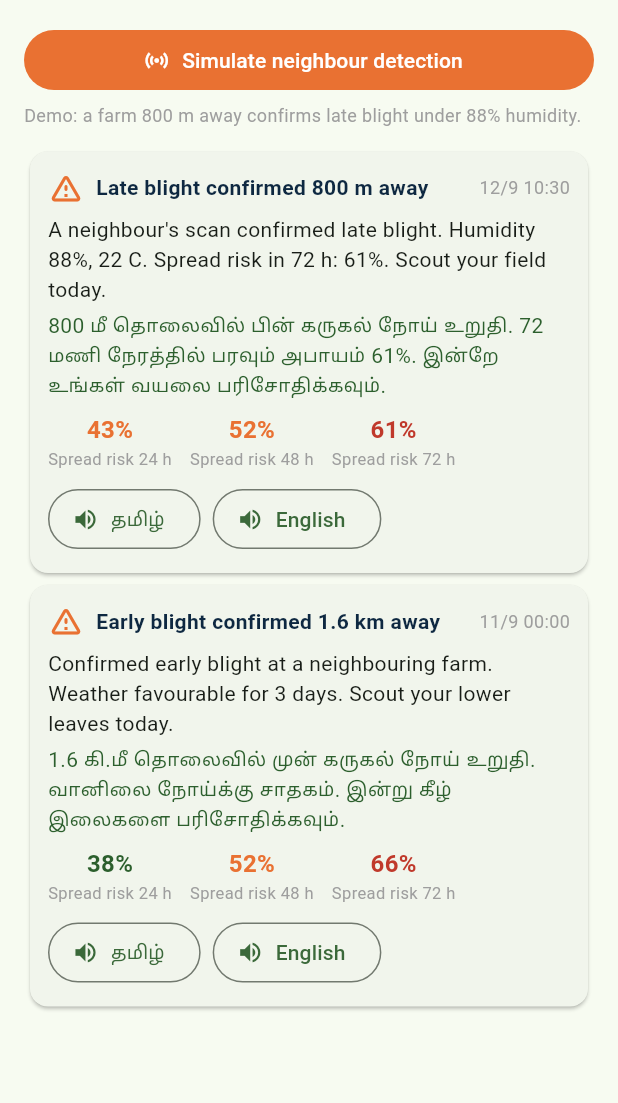
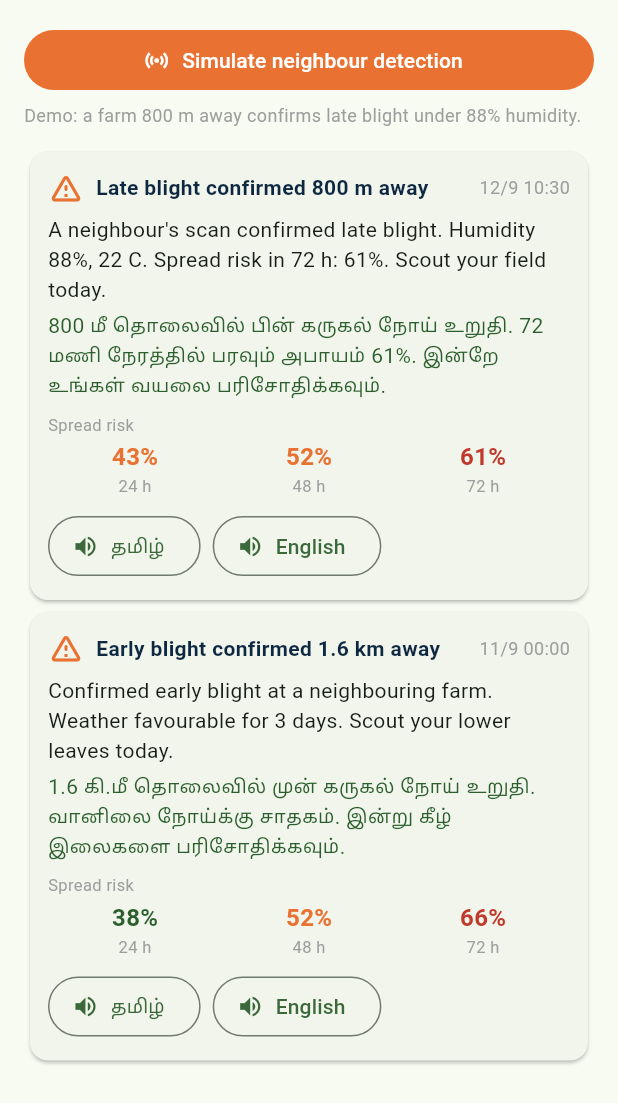
Before and after one commit to Mramaran/agrisentinel, a Flutter app: the AlertsScreen widget shown alone on an empty page, opened directly, after a tap on "Simulate neighbour detection", on a phone screen of 412 x 824 dp. Shown: the top 1103 px of the screen. Run offline on Flutter 3.47's test engine with Material 3 defaults, Android fonts, the phone set to English and light mode, and no system bars; our stand-ins replace fl_chart, flutter_tts, image_picker.

Commit message:
fix(ui): phone-width layout for home trend row and alert spread-risk row
Adds a phone-sized (411x891) layout test across all screens. The alert card's
three "Spread risk 24 h" columns overflowed by 229px on a phone; they now share
one caption and divide the row evenly. The home card's trend row is flexible so
it cannot overflow regardless of font metrics.

Co-authored-by: tvesh29 <223650174+tvesh29@users.noreply.github.com>

```diff
--- a/lib/screens/alerts_screen.dart
+++ b/lib/screens/alerts_screen.dart
@@ -38,10 +38,12 @@ class AlertsScreen extends StatelessWidget {
                 const SizedBox(height: 4),
                 Text(a.bodyTamil, style: const TextStyle(color: kGreen)),
                 const SizedBox(height: 8),
+                const Text('Spread risk', style: TextStyle(fontSize: 11, color: Colors.grey)),
+                const SizedBox(height: 2),
                 Row(children: [
-                  _risk('24 h', a.forecast.h24),
-                  _risk('48 h', a.forecast.h48),
-                  _risk('72 h', a.forecast.h72),
+                  Expanded(child: _risk('24 h', a.forecast.h24)),
+                  Expanded(child: _risk('48 h', a.forecast.h48)),
+                  Expanded(child: _risk('72 h', a.forecast.h72)),
                 ]),
                 const SizedBox(height: 8),
                 SpeakButton(english: '${a.title}. ${a.body}', tamil: a.bodyTamil),
@@ -54,12 +56,9 @@ class AlertsScreen extends StatelessWidget {
 
   Widget _risk(String label, double v) {
     final c = v >= 0.6 ? kRed : (v >= 0.4 ? kOrange : kGreen);
-    return Padding(
-      padding: const EdgeInsets.only(right: 12),
-      child: Column(children: [
-        Text('${(v * 100).round()}%', style: TextStyle(fontWeight: FontWeight.bold, color: c, fontSize: 16)),
-        Text('Spread risk $label', style: const TextStyle(fontSize: 11, color: Colors.grey)),
-      ]),
-    );
+    return Column(children: [
+      Text('${(v * 100).round()}%', style: TextStyle(fontWeight: FontWeight.bold, color: c, fontSize: 16)),
+      Text(label, style: const TextStyle(fontSize: 11, color: Colors.grey)),
+    ]);
   }
 }
--- a/lib/screens/home_screen.dart
+++ b/lib/screens/home_screen.dart
@@ -53,9 +53,17 @@ class HomeScreen extends StatelessWidget {
                               size: 18,
                             ),
                             const SizedBox(width: 4),
-                            Text(switch (f.trend) { Trend.worsening => 'Worsening', Trend.improving => 'Improving', Trend.stable => 'Stable' }),
-                            const Spacer(),
-                            Text('${f.scans.length} scans', style: const TextStyle(color: Colors.grey)),
+                            Flexible(
+                              child: Text(
+                                switch (f.trend) { Trend.worsening => 'Worsening', Trend.improving => 'Improving', Trend.stable => 'Stable' },
+                                overflow: TextOverflow.ellipsis,
+                              ),
+                            ),
+                            const SizedBox(width: 8),
+                            Flexible(
+                              child: Text('${f.scans.length} scans',
+                                  style: const TextStyle(color: Colors.grey), overflow: TextOverflow.ellipsis, textAlign: TextAlign.end),
+                            ),
                           ]),
                         ],
                       ),
```
Also changed, not shown: 1 other file.
